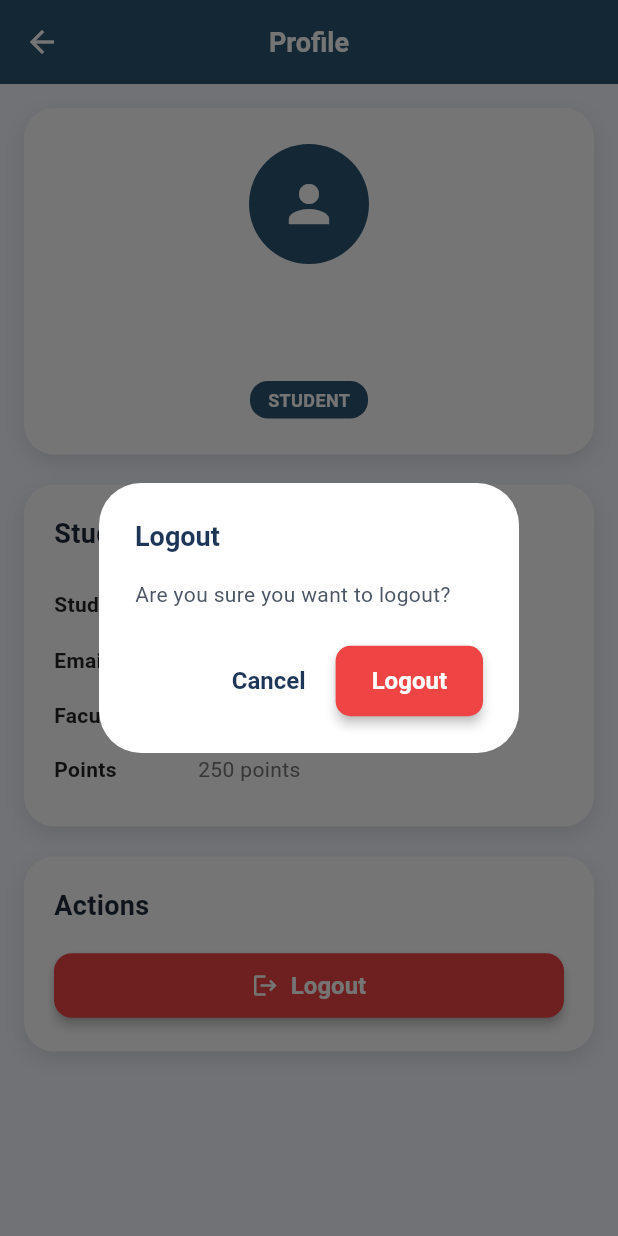
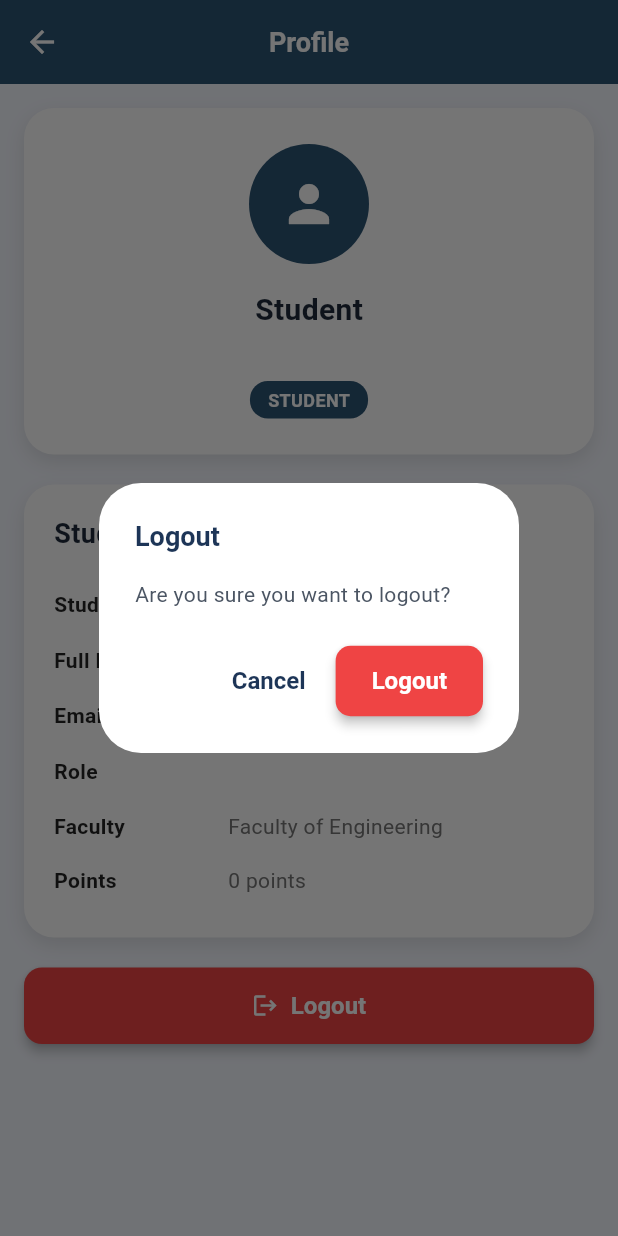
Before and after one commit to riley-tannie/room_booking, a Flutter app: the Profile screen opened directly, after a tap on "Logout", on a phone screen of 412 x 824 dp. Run offline on Flutter 3.47's test engine with Material 3 defaults, Android fonts, the phone set to English and light mode, and no system bars; our stand-ins replace shared_preferences; accounts and stored records are empty.

Commit message:
profile and sign in updated

```diff
--- a/lib/student/profile.dart
+++ b/lib/student/profile.dart
@@ -1,3 +1,4 @@
+import 'dart:convert';
 import 'package:flutter/material.dart';
 import 'package:shared_preferences/shared_preferences.dart';
 import '../api_service.dart';
@@ -61,7 +62,7 @@ class Profile extends StatelessWidget {
                         ),
                         const SizedBox(height: 16),
                         Text(
-                          userData['name'] ?? 'Student',
+                          userData['fullName'] ?? 'Student',
                           style: const TextStyle(
                             fontSize: 20,
                             fontWeight: FontWeight.bold,
@@ -127,9 +128,11 @@ class Profile extends StatelessWidget {
                           ),
                         ),
                         const SizedBox(height: 16),
-                        _buildInfoRow('Student ID', userData['id'] ?? ''),
+                        _buildInfoRow('Student ID', userData['uid'] ?? ''),
+                        _buildInfoRow('Full Name', userData['fullName'] ?? ''),
                         _buildInfoRow('Email', userData['email'] ?? ''),
-                        _buildInfoRow('Faculty', userData['faculty'] ?? 'Faculty of Engineering'),
+                        _buildInfoRow('Role', userData['role'] ?? ''),
+                        _buildInfoRow('Faculty', 'Faculty of Engineering'),
                         _buildInfoRow('Points', '${userData['points'] ?? '0'} points'),
                       ],
                     ),
@@ -138,34 +141,7 @@ class Profile extends StatelessWidget {
 
                 const SizedBox(height: 20),
 
-                // Actions Card
-                Container(
-                  width: double.infinity,
-                  decoration: BoxDecoration(
-                    color: Colors.white,
-                    borderRadius: BorderRadius.circular(20),
-                    boxShadow: [
-                      BoxShadow(
-                        color: Colors.black.withOpacity(0.1),
-                        blurRadius: 10,
-                        offset: const Offset(0, 5),
-                      ),
-                    ],
-                  ),
-                  child: Padding(
-                    padding: const EdgeInsets.all(20),
-                    child: Column(
-                      crossAxisAlignment: CrossAxisAlignment.start,
-                      children: [
-                        const Text(
-                          'Actions',
-                          style: TextStyle(
-                            fontSize: 18,
-                            fontWeight: FontWeight.bold,
-                            color: Color(0xFF1E2A3A),
-                          ),
-                        ),
-                        const SizedBox(height: 16),
+                // Logout Button
                 SizedBox(
                   width: double.infinity,
                   child: ElevatedButton.icon(
@@ -173,7 +149,7 @@ class Profile extends StatelessWidget {
                     style: ElevatedButton.styleFrom(
                       backgroundColor: const Color(0xFFEF4444),
                       foregroundColor: Colors.white,
-                              padding: const EdgeInsets.symmetric(vertical: 12),
+                      padding: const EdgeInsets.symmetric(vertical: 16),
                       shape: RoundedRectangleBorder(
                         borderRadius: BorderRadius.circular(12),
                       ),
@@ -185,10 +161,6 @@ class Profile extends StatelessWidget {
                         fontSize: 16,
                         fontWeight: FontWeight.bold,
                       ),
-                            ),
-                          ),
-                        ),
-                      ],
                     ),
                   ),
                 ),
@@ -207,7 +179,7 @@ class Profile extends StatelessWidget {
         crossAxisAlignment: CrossAxisAlignment.start,
         children: [
           SizedBox(
-            width: 80,
+            width: 100,
             child: Text(
               label,
               style: const TextStyle(
@@ -231,15 +203,28 @@ class Profile extends StatelessWidget {
   }
 
   Future<Map<String, dynamic>> _loadUserData() async {
+    try {
       final prefs = await SharedPreferences.getInstance();
+      final userString = prefs.getString('user');
+
+      if (userString != null) {
+        final userData = jsonDecode(userString);
+        print('Loaded user data: $userData'); // For debugging
+
         return {
-      'id': prefs.getString('user_id'),
-      'name': prefs.getString('user_name'),
-      'email': prefs.getString('user_email'),
-      'role': prefs.getString('user_role'),
-      'faculty': 'Faculty of Engineering', // You can store this in shared_preferences too
-      'points': '250',
+          'uid': userData['uid']?.toString() ?? '',
+          'fullName': userData['fullName']?.toString() ?? '',
+          'email': userData['email']?.toString() ?? '',
+          'role': userData['role']?.toString() ?? 'student',
+          'points': '250', // Default value
         };
+      }
+
+      return {};
+    } catch (e) {
+      print('Error loading user data: $e');
+      return {};
+    }
   }
 
   void _logout(BuildContext context) async {
@@ -259,7 +244,7 @@ class Profile extends StatelessWidget {
               if (context.mounted) {
                 Navigator.pushAndRemoveUntil(
                   context,
-                  MaterialPageRoute(builder: (_) => LoginScreen()),
+                  MaterialPageRoute(builder: (_) => const LoginScreen()),
                   (route) => false,
                 );
               }
```
Also changed, not shown: lib/signin.dart (+0 -30 lines), lib/student/booking.dart (+105 -5 lines). Lines whose indentation alone changed are shown as unchanged.
